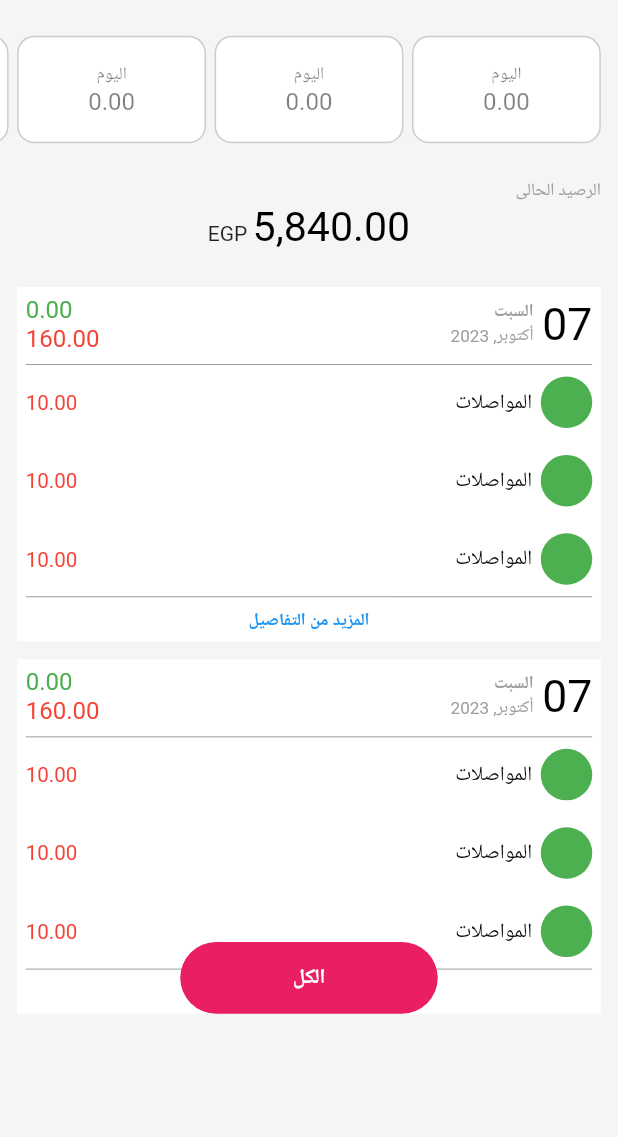
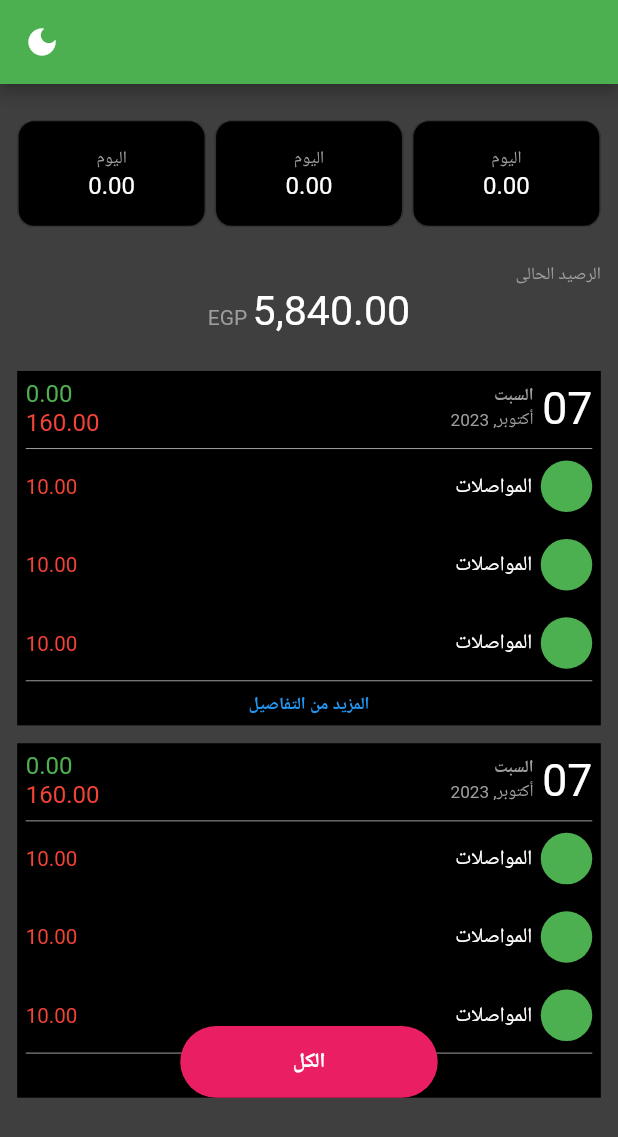
Before and after one commit to Basel85/masaref, a Flutter app: the Mo3amalatTap screen opened directly, on a phone screen of 412 x 824 dp. Shown: the top 1137 px of the screen. Run offline on Flutter 3.47's test engine with Material 2 defaults, Android fonts, the phone set to English and light mode, and no system bars; our stand-ins replace flutter_bloc, flutter_screenutil, font_awesome_flutter, google_fonts, shared_preferences, sqflite; accounts and stored records are empty; Roboto replaces fonts that are missing (Cairo).

Commit message:
dark mode base

```diff
--- /dev/null
+++ b/lib/core/app_cubit/whole_app_cubit.dart
@@ -0,0 +1,13 @@
+import 'package:flutter_bloc/flutter_bloc.dart';
+import 'package:masaref/core/app_cubit/whole_app_state.dart';
+
+class WholeAppCubit extends Cubit<WholeAppStates> {
+  WholeAppCubit() : super(WholeAppInitial());
+
+  bool isdark = true;
+
+  changeAppTheme() {
+    isdark = !isdark;
+    emit(WholeAppModeChange());
+  }
+}
--- /dev/null
+++ b/lib/core/app_cubit/whole_app_state.dart
@@ -0,0 +1,5 @@
+abstract class WholeAppStates {}
+
+class WholeAppInitial extends WholeAppStates {}
+
+class WholeAppModeChange extends WholeAppStates {}
--- a/lib/core/utils/app_colors.dart
+++ b/lib/core/utils/app_colors.dart
@@ -7,4 +7,6 @@ class AppColors {
   static const Color colorGrey = Colors.grey;
   static const Color colorPurple = Color(0xFF2E2A4F);
   static const Color colorLightBlue = Color(0xFF86C3E0);
+  static const Color darkMode = Color(0xff3F3F3F);
+  static const Color lightMode = Color.fromARGB(255, 245, 245, 245);
 }
--- a/lib/features/add_new_category/presentation/add_new_category_screen.dart
+++ b/lib/features/add_new_category/presentation/add_new_category_screen.dart
@@ -45,7 +45,7 @@ class AddNewCategoryScreen extends StatelessWidget {
                 SizedBox(
                   height: 16.h,
                 ),
-                const ImportanceSection(),
+                // const ImportanceSection(),
               },
               Padding(
                 padding: EdgeInsets.symmetric(horizontal: 16.w, vertical: 16.h),
--- a/lib/features/mo3amalat_tap/presentation/view/mo3amalat_tap.dart
+++ b/lib/features/mo3amalat_tap/presentation/view/mo3amalat_tap.dart
@@ -1,5 +1,8 @@
 import 'package:flutter/material.dart';
+import 'package:flutter_bloc/flutter_bloc.dart';
 import 'package:flutter_screenutil/flutter_screenutil.dart';
+import 'package:masaref/core/app_cubit/whole_app_cubit.dart';
+import 'package:masaref/core/app_cubit/whole_app_state.dart';
 import 'package:masaref/core/utils/app_colors.dart';
 import 'package:masaref/core/utils/app_styles.dart';
 import 'package:masaref/features/mo3amalat_tap/presentation/view/widgets/mo3amalat_by_day_list.dart';
@@ -11,7 +14,17 @@ class Mo3amalatTap extends StatelessWidget {
 
   @override
   Widget build(BuildContext context) {
+    return BlocBuilder<WholeAppCubit, WholeAppStates>(
+      builder: (context, state) {
         return Scaffold(
+          appBar: AppBar(
+            leading: IconButton(
+              onPressed: () {
+                BlocProvider.of<WholeAppCubit>(context).changeAppTheme();
+              },
+              icon: const Icon(Icons.dark_mode),
+            ),
+          ),
           body: SafeArea(
             child: Directionality(
               textDirection: TextDirection.rtl,
@@ -29,7 +42,7 @@ class Mo3amalatTap extends StatelessWidget {
                           child: Column(
                             children: [
                               TopListView(),
-                          PalanceSection(),
+                              BalanceSection(),
                               Mo3amalatByDayList(),
                             ],
                           ),
@@ -61,5 +74,7 @@ class Mo3amalatTap extends StatelessWidget {
             ),
           ),
         );
+      },
+    );
   }
 }
--- a/lib/features/mo3amalat_tap/presentation/view/widgets/date_total_section.dart
+++ b/lib/features/mo3amalat_tap/presentation/view/widgets/date_total_section.dart
@@ -1,5 +1,8 @@
 import 'package:flutter/material.dart';
+import 'package:flutter_bloc/flutter_bloc.dart';
 import 'package:flutter_screenutil/flutter_screenutil.dart';
+import 'package:masaref/core/app_cubit/whole_app_cubit.dart';
+import 'package:masaref/core/app_cubit/whole_app_state.dart';
 import 'package:masaref/core/utils/app_colors.dart';
 import 'package:masaref/core/utils/app_styles.dart';
 
@@ -10,12 +13,17 @@ class DateAndTotalSection extends StatelessWidget {
 
   @override
   Widget build(BuildContext context) {
+    return BlocBuilder<WholeAppCubit, WholeAppStates>(
+      builder: (context, state) {
         return Row(
           children: [
             Text(
               '07',
               style: AppStyles.textStyle24w400.copyWith(
                 fontSize: 26.sp,
+                color: BlocProvider.of<WholeAppCubit>(context).isdark
+                    ? AppColors.colorWhite
+                    : AppColors.colorBlack,
               ),
             ),
             SizedBox(width: 5.w),
@@ -61,5 +69,7 @@ class DateAndTotalSection extends StatelessWidget {
             ),
           ],
         );
+      },
+    );
   }
 }
--- a/lib/features/mo3amalat_tap/presentation/view/widgets/mo3amalat_by_day_item.dart
+++ b/lib/features/mo3amalat_tap/presentation/view/widgets/mo3amalat_by_day_item.dart
@@ -1,7 +1,10 @@
 // ignore_for_file: use_build_context_synchronously
 
 import 'package:flutter/material.dart';
+import 'package:flutter_bloc/flutter_bloc.dart';
 import 'package:flutter_screenutil/flutter_screenutil.dart';
+import 'package:masaref/core/app_cubit/whole_app_cubit.dart';
+import 'package:masaref/core/app_cubit/whole_app_state.dart';
 import 'package:masaref/core/utils/app_colors.dart';
 import 'package:masaref/core/utils/app_styles.dart';
 import 'package:masaref/features/mo3amalat_page/presentation/view/mo3amalat_page.dart';
@@ -15,6 +18,8 @@ class Mo3amalatByDayContainer extends StatelessWidget {
 
   @override
   Widget build(BuildContext context) {
+    return BlocBuilder<WholeAppCubit, WholeAppStates>(
+      builder: (context, state) {
         return InkWell(
           splashFactory: InkRipple.splashFactory,
           splashColor: AppColors.primaryColor.withOpacity(0.2),
@@ -29,8 +34,10 @@ class Mo3amalatByDayContainer extends StatelessWidget {
           },
           child: Ink(
             padding: EdgeInsets.all(5.r),
-        decoration: const BoxDecoration(
-          color: AppColors.colorWhite,
+            decoration: BoxDecoration(
+              color: BlocProvider.of<WholeAppCubit>(context).isdark
+                  ? AppColors.colorBlack
+                  : AppColors.colorWhite,
             ),
             child: Column(
               children: [
@@ -50,5 +57,7 @@ class Mo3amalatByDayContainer extends StatelessWidget {
             ),
           ),
         );
+      },
+    );
   }
 }
--- a/lib/features/mo3amalat_tap/presentation/view/widgets/mo3amalat_list_item.dart
+++ b/lib/features/mo3amalat_tap/presentation/view/widgets/mo3amalat_list_item.dart
@@ -1,5 +1,8 @@
 import 'package:flutter/material.dart';
+import 'package:flutter_bloc/flutter_bloc.dart';
 import 'package:flutter_screenutil/flutter_screenutil.dart';
+import 'package:masaref/core/app_cubit/whole_app_cubit.dart';
+import 'package:masaref/core/app_cubit/whole_app_state.dart';
 import 'package:masaref/core/utils/app_colors.dart';
 import 'package:masaref/core/utils/app_styles.dart';
 
@@ -10,6 +13,8 @@ class Mo3amalatListItem extends StatelessWidget {
 
   @override
   Widget build(BuildContext context) {
+    return BlocBuilder<WholeAppCubit, WholeAppStates>(
+      builder: (context, state) {
         return Row(
           children: [
             CircleAvatar(
@@ -21,6 +26,9 @@ class Mo3amalatListItem extends StatelessWidget {
               'المواصلات',
               style: AppStyles.textStyle24w400.copyWith(
                 fontSize: 12.sp,
+                color: BlocProvider.of<WholeAppCubit>(context).isdark
+                    ? AppColors.colorWhite
+                    : AppColors.colorBlack,
               ),
             ),
             const Spacer(),
@@ -33,5 +41,7 @@ class Mo3amalatListItem extends StatelessWidget {
             ),
           ],
         );
+      },
+    );
   }
 }
--- a/lib/features/mo3amalat_tap/presentation/view/widgets/palance_section.dart
+++ b/lib/features/mo3amalat_tap/presentation/view/widgets/palance_section.dart
@@ -1,15 +1,20 @@
 import 'package:flutter/material.dart';
+import 'package:flutter_bloc/flutter_bloc.dart';
 import 'package:flutter_screenutil/flutter_screenutil.dart';
+import 'package:masaref/core/app_cubit/whole_app_cubit.dart';
+import 'package:masaref/core/app_cubit/whole_app_state.dart';
 import 'package:masaref/core/utils/app_colors.dart';
 import 'package:masaref/core/utils/app_styles.dart';
 
-class PalanceSection extends StatelessWidget {
-  const PalanceSection({
+class BalanceSection extends StatelessWidget {
+  const BalanceSection({
     super.key,
   });
 
   @override
   Widget build(BuildContext context) {
+    return BlocBuilder<WholeAppCubit, WholeAppStates>(
+      builder: (context, state) {
         return Padding(
           padding: EdgeInsets.symmetric(vertical: 20.h),
           child: Column(
@@ -27,10 +32,19 @@ class PalanceSection extends StatelessWidget {
               Text.rich(
                 TextSpan(
                   children: [
-                const TextSpan(text: 'EGP '),
+                   const TextSpan(
+                      text: 'EGP ',
+                      style: TextStyle(
+                        color: AppColors.colorGrey,
+                      ),
+                    ),
                     TextSpan(
                       text: '5,840.00',
-                  style: AppStyles.textStyle24w400.copyWith(),
+                      style: AppStyles.textStyle24w400.copyWith(
+                        color: BlocProvider.of<WholeAppCubit>(context).isdark
+                            ? AppColors.colorWhite
+                            : AppColors.colorBlack,
+                      ),
                     ),
                   ],
                 ),
@@ -38,5 +52,7 @@ class PalanceSection extends StatelessWidget {
             ],
           ),
         );
+      },
+    );
   }
 }
--- a/lib/features/mo3amalat_tap/presentation/view/widgets/top_listview_item.dart
+++ b/lib/features/mo3amalat_tap/presentation/view/widgets/top_listview_item.dart
@@ -1,5 +1,8 @@
 import 'package:flutter/material.dart';
+import 'package:flutter_bloc/flutter_bloc.dart';
 import 'package:flutter_screenutil/flutter_screenutil.dart';
+import 'package:masaref/core/app_cubit/whole_app_cubit.dart';
+import 'package:masaref/core/app_cubit/whole_app_state.dart';
 import 'package:masaref/core/utils/app_colors.dart';
 import 'package:masaref/core/utils/app_styles.dart';
 
@@ -10,19 +13,16 @@ class TopListViewItem extends StatelessWidget {
 
   @override
   Widget build(BuildContext context) {
-    return InkWell(
-      splashFactory: InkRipple.splashFactory,
-      splashColor: AppColors.primaryColor.withOpacity(0.2),
-      onTap: () async {
-        // await Future.delayed(const Duration(milliseconds: 600));
-      },
-      child: Ink(
+    return BlocBuilder<WholeAppCubit, WholeAppStates>(
+      builder: (context, state) => Container(
         width: 110.w,
         decoration: BoxDecoration(
-          color: AppColors.colorWhite,
+          color: BlocProvider.of<WholeAppCubit>(context).isdark
+              ? AppColors.colorBlack
+              : AppColors.colorWhite,
           borderRadius: BorderRadius.circular(10.r),
           border: Border.all(
-            color: AppColors.colorBlack.withOpacity(0.2),
+            color: AppColors.colorWhite.withOpacity(0.2),
           ),
         ),
         child: Column(
@@ -32,14 +32,16 @@ class TopListViewItem extends StatelessWidget {
               'اليوم',
               style: AppStyles.textStyle24w400.copyWith(
                 fontSize: 10.sp,
-                color: AppColors.colorBlack.withOpacity(0.5),
+                color: AppColors.colorGrey,
               ),
             ),
             Text(
               '0.00',
               style: AppStyles.textStyle24w400.copyWith(
                 fontSize: 14.sp,
-                color: AppColors.colorBlack.withOpacity(0.5),
+                color: BlocProvider.of<WholeAppCubit>(context).isdark
+                    ? AppColors.colorWhite
+                    : AppColors.colorBlack,
               ),
             ),
           ],
--- a/lib/features/on_boarding/presentation/on_boarding_screen.dart
+++ b/lib/features/on_boarding/presentation/on_boarding_screen.dart
@@ -8,6 +8,7 @@ class OnBoardingScreen extends StatefulWidget {
 }
 
 class _OnBoardingScreenState extends State<OnBoardingScreen> {
+  // ignore: unused_field
   final PageController _pageController = PageController();
   @override
   Widget build(BuildContext context) {
```
Also changed, not shown: lib/core/helpers/db_helper.dart (+16 -19 lines), lib/core/helpers/transaction_model.dart (added, +41 -0 lines), lib/main.dart (+29 -25 lines). Lines whose indentation alone changed are shown as unchanged.
